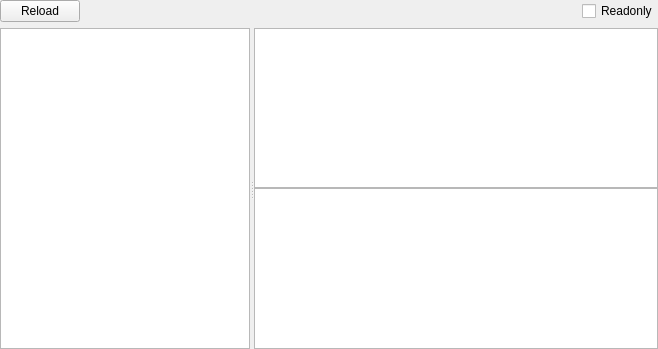
Old version of the form PE/pewidget.ui in the repository horsicq/FormatWidgets.
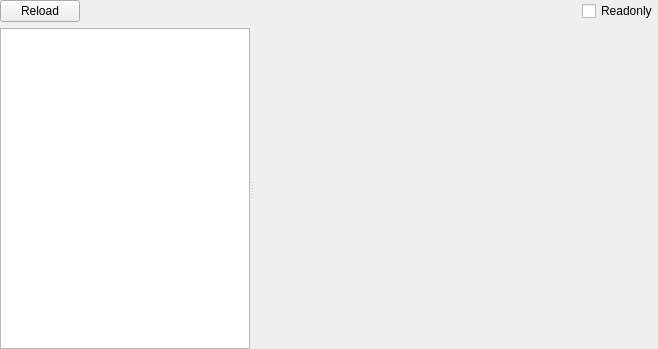
New version of the form. Custom widgets are drawn as their Qt base class.

Diff of the .ui file:
```diff
--- a/PE/pewidget.ui
+++ b/PE/pewidget.ui
@@ -92,7 +92,7 @@
      </widget>
      <widget class="QStackedWidget" name="stackedWidgetInfo">
       <property name="currentIndex">
-       <number>10</number>
+       <number>4</number>
       </property>
       <widget class="QWidget" name="page_HEX">
        <layout class="QVBoxLayout" name="verticalLayout_13">
@@ -173,6 +173,7 @@
         </item>
        </layout>
       </widget>
+      <widget class="QWidget" name="page_Detect"/>
       <widget class="QWidget" name="page_IMAGE_DOS_HEADER">
        <layout class="QVBoxLayout" name="verticalLayout_3">
         <property name="leftMargin">
```
